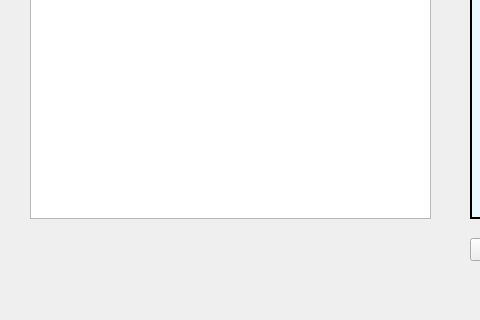
The window that integration/crud_materiel.ui (fourat8/madsquad) describes before a commit, drawn with Qt 5; both pictures show x 0 to 480 and y 222 to 542 of the 814 by 542 pixel window.
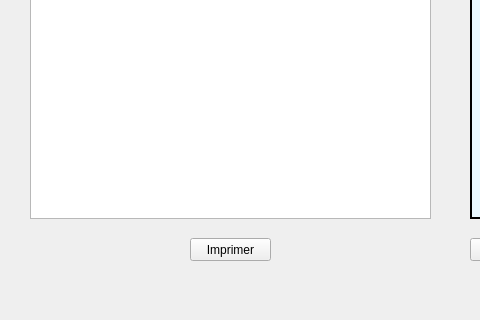
The same window after the commit.

```diff
--- a/integration/crud_materiel.ui
+++ b/integration/crud_materiel.ui
@@ -316,6 +316,19 @@
      <number>0</number>
     </property>
    </widget>
+   <widget class="QPushButton" name="pb_ajouter_2">
+    <property name="geometry">
+     <rect>
+      <x>190</x>
+      <y>460</y>
+      <width>81</width>
+      <height>23</height>
+     </rect>
+    </property>
+    <property name="text">
+     <string>Imprimer</string>
+    </property>
+   </widget>
    <zorder>label_6</zorder>
    <zorder>frame</zorder>
    <zorder>ref</zorder>
```
Left out of the diff: 1 changed line with no effect on the pictures.
